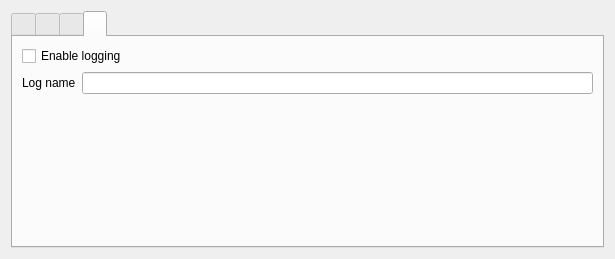
vedderb/rise_sdvp, file Linux/RControlStation/confcommonwidget.ui: the form before one commit.
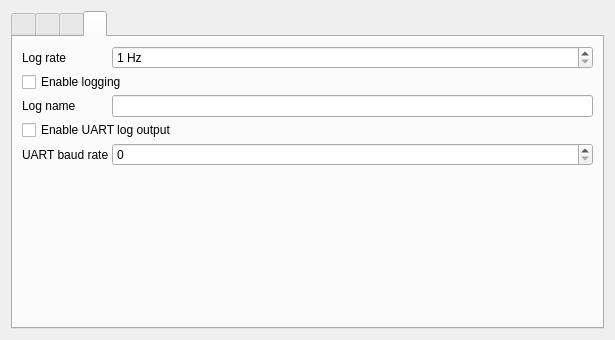
The form after the commit. The open tabs and pages were chosen to show the change. Icons and pictures are not drawn.

Commit message: Added UART logging output support and conti radar beginning

```diff
--- a/Linux/RControlStation/confcommonwidget.ui
+++ b/Linux/RControlStation/confcommonwidget.ui
@@ -7,7 +7,7 @@
     <x>0</x>
     <y>0</y>
     <width>615</width>
-    <height>259</height>
+    <height>340</height>
    </rect>
   </property>
   <property name="windowTitle">
@@ -660,24 +660,74 @@
       </attribute>
       <layout class="QVBoxLayout" name="verticalLayout_14">
        <item>
-        <widget class="QCheckBox" name="confLogEnBox">
-         <property name="text">
-          <string>Enable logging</string>
+        <layout class="QGridLayout" name="gridLayout">
+         <property name="spacing">
+          <number>3</number>
          </property>
-        </widget>
-       </item>
-       <item>
-        <layout class="QHBoxLayout" name="horizontalLayout_11">
-         <item>
+         <item row="0" column="0">
+          <widget class="QLabel" name="label_3">
+           <property name="text">
+            <string>Log rate</string>
+           </property>
+          </widget>
+         </item>
+         <item row="0" column="1">
+          <widget class="QSpinBox" name="confLogRateBox">
+           <property name="suffix">
+            <string> Hz</string>
+           </property>
+           <property name="minimum">
+            <number>1</number>
+           </property>
+           <property name="maximum">
+            <number>500</number>
+           </property>
+          </widget>
+         </item>
+         <item row="2" column="0">
           <widget class="QLabel" name="label">
            <property name="text">
             <string>Log name</string>
            </property>
           </widget>
          </item>
-         <item>
+         <item row="2" column="1">
           <widget class="QLineEdit" name="confLogNameEdit"/>
          </item>
+         <item row="4" column="0">
+          <widget class="QLabel" name="label_2">
+           <property name="text">
+            <string>UART baud rate</string>
+           </property>
+          </widget>
+         </item>
+         <item row="4" column="1">
+          <widget class="QSpinBox" name="confLogUartBaudBox">
+           <property name="sizePolicy">
+            <sizepolicy hsizetype="MinimumExpanding" vsizetype="Fixed">
+             <horstretch>0</horstretch>
+             <verstretch>0</verstretch>
+            </sizepolicy>
+           </property>
+           <property name="maximum">
+            <number>10000000</number>
+           </property>
+          </widget>
+         </item>
+         <item row="1" column="0" colspan="2">
+          <widget class="QCheckBox" name="confLogEnBox">
+           <property name="text">
+            <string>Enable logging</string>
+           </property>
+          </widget>
+         </item>
+         <item row="3" column="0" colspan="2">
+          <widget class="QCheckBox" name="confLogEnUartBox">
+           <property name="text">
+            <string>Enable UART log output</string>
+           </property>
+          </widget>
+         </item>
         </layout>
        </item>
        <item>
@@ -687,8 +737,8 @@
          </property>
          <property name="sizeHint" stdset="0">
           <size>
-           <width>0</width>
-           <height>0</height>
+           <width>17</width>
+           <height>116</height>
           </size>
          </property>
         </spacer>
```
Left out of the diff: 36 changed lines with no effect on the pictures. The commit also changes 18 other files.
